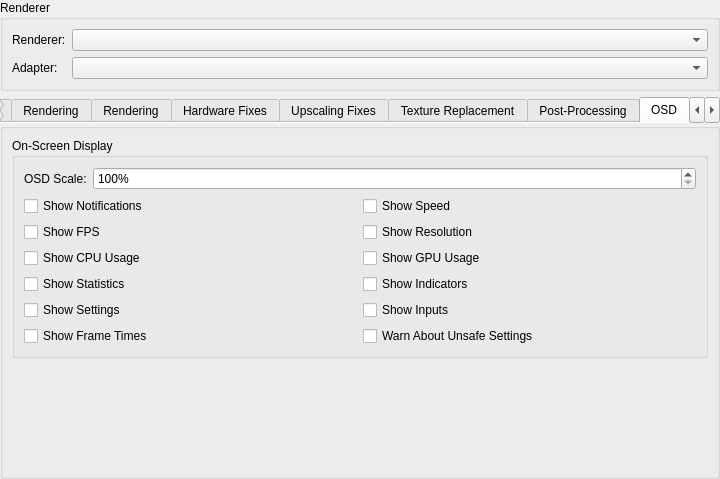
This is pcsx2-qt/Settings/GraphicsSettingsWidget.ui in PCSX2/pcsx2 as Qt 5 draws it before an edit. The edited form follows.
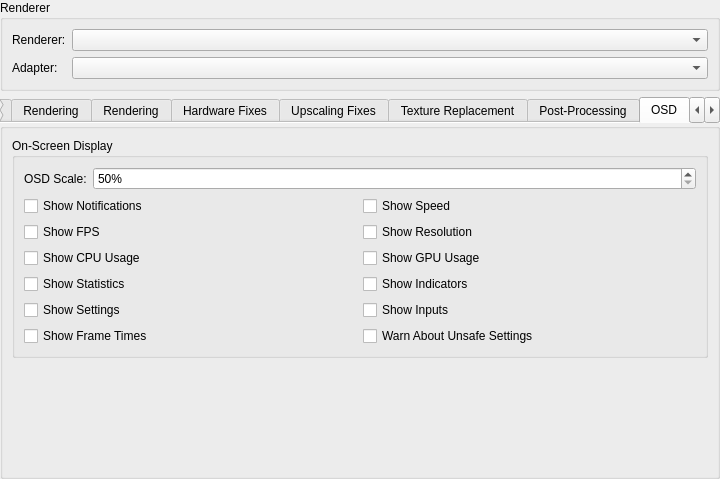
This is the edited form. The open tabs and pages were chosen to show the change.

Commit message: Change the lower limit of OSD Scale from 100 to 50

```diff
--- a/pcsx2-qt/Settings/GraphicsSettingsWidget.ui
+++ b/pcsx2-qt/Settings/GraphicsSettingsWidget.ui
@@ -1536,7 +1536,7 @@
              <string>%</string>
             </property>
             <property name="minimum">
-             <number>100</number>
+             <number>50</number>
             </property>
             <property name="maximum">
              <number>500</number>
```
